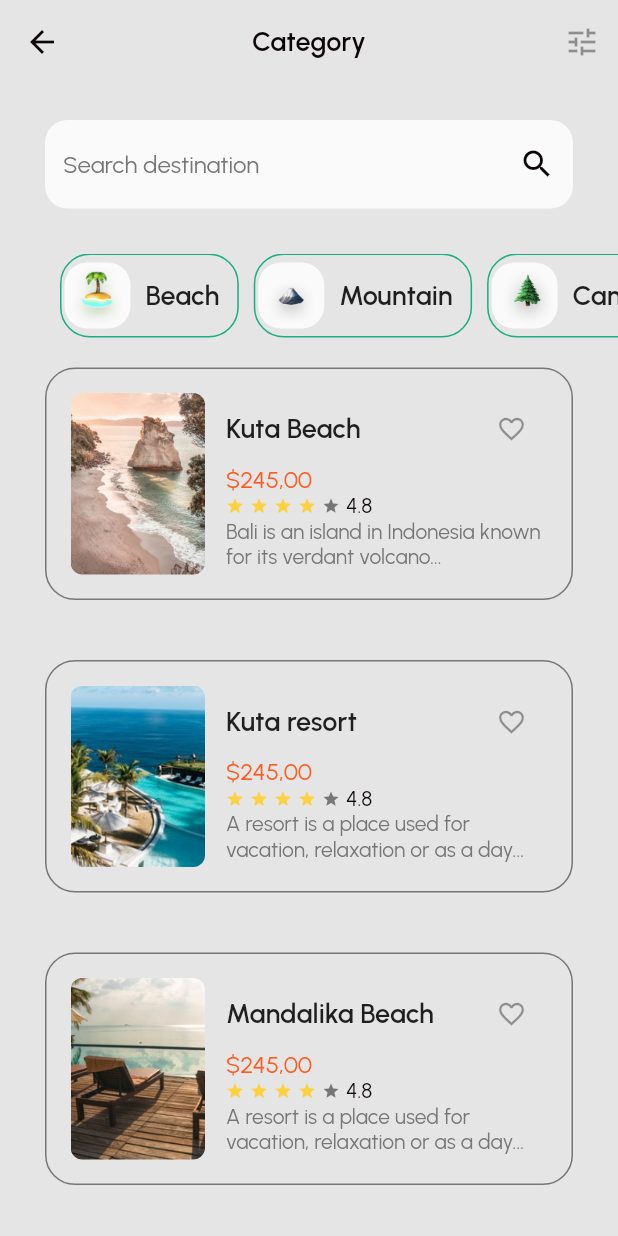
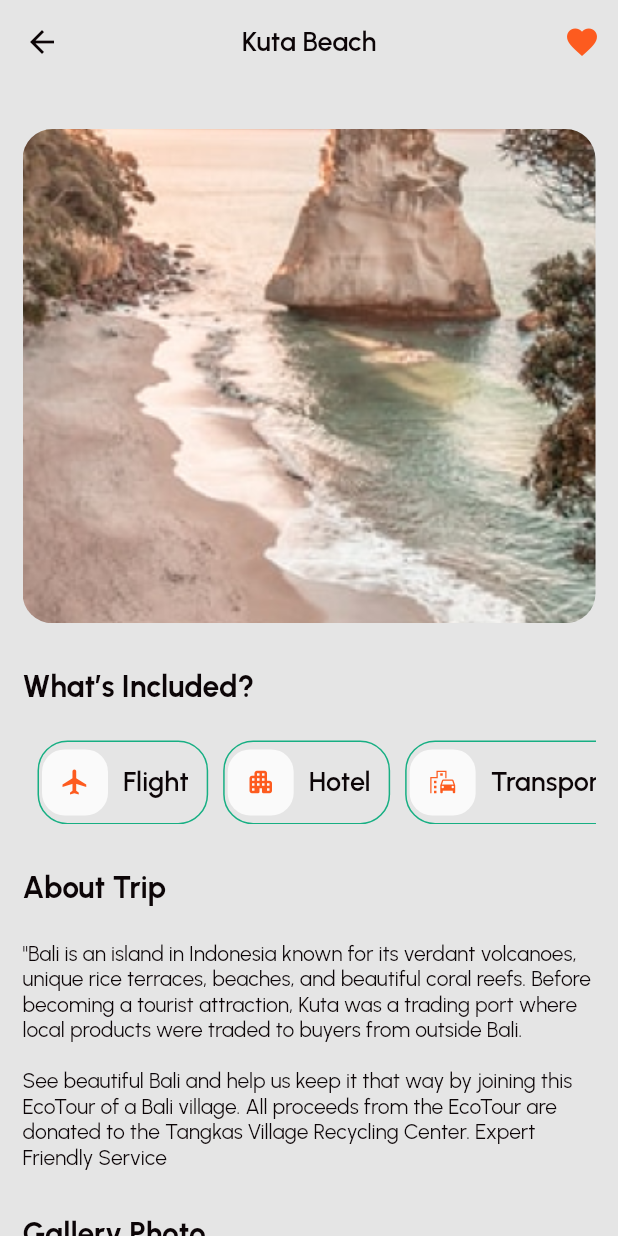
Before and after one commit to Masangula/travelling_kit_ui, a Flutter app: the screen it shows after launch, on a phone screen of 412 x 824 dp. Run offline on Flutter 3.47's test engine with Material 2 defaults, Android fonts, the phone set to English and light mode, and no system bars; our stand-ins replace get.

Commit message:
place profile start

```diff
--- a/lib/app/colors/application_theme.dart
+++ b/lib/app/colors/application_theme.dart
@@ -52,11 +52,11 @@ class ApplicationTheme {
       size: 20,
     ),
     textTheme:   TextTheme(
-      headline2: const TextStyle(
+      headline2:  TextStyle(
         fontFamily: 'Urbanist',
         fontSize: 20,
         fontWeight: FontWeight.w700,
-
+color:lightThemeColorScheme.onSurface,
       ),
       headline6: const TextStyle(
         fontFamily: 'Urbanist',
@@ -69,10 +69,11 @@ class ApplicationTheme {
         fontWeight: FontWeight.w500,
         color: lightThemeColorScheme.onSurface,
       ),
-      button: const TextStyle(
+      button:  TextStyle(
         fontFamily: 'Urbanist',
         fontSize: 18,
         fontWeight: FontWeight.w600,
+        color: lightThemeColorScheme.onSurface,
       ),
       caption: const TextStyle(
         fontFamily: 'Urbanist',
@@ -84,6 +85,7 @@ class ApplicationTheme {
         fontFamily: 'Urbanist',
         fontSize: 16,
         fontWeight: FontWeight.w500,
+
       ),
       headline1: const TextStyle(
           fontFamily: 'Urbanist',
@@ -114,13 +116,14 @@ class ApplicationTheme {
       color: ApplicationColors.greyWordsColor,
       size: 20,
     ),
-    textTheme: const TextTheme(
+    textTheme:  TextTheme(
       headline2: TextStyle(
         fontFamily: 'Urbanist',
         fontSize: 20,
         fontWeight: FontWeight.w700,
+        color:darkThemeColorScheme.onSurface,
       ),
-      headline6: TextStyle(
+      headline6: const TextStyle(
         fontFamily: 'Urbanist',
         fontSize: 18,
         fontWeight: FontWeight.w600,
@@ -129,24 +132,26 @@ class ApplicationTheme {
         fontFamily: 'Urbanist',
         fontSize: 14,
         fontWeight: FontWeight.w500,
+        color: darkThemeColorScheme.onSurface,
       ),
       button: TextStyle(
         fontFamily: 'Urbanist',
         fontSize: 18,
         fontWeight: FontWeight.w600,
+        color: darkThemeColorScheme.onSurface,
       ),
-      caption: TextStyle(
+      caption: const TextStyle(
         fontFamily: 'Urbanist',
         fontSize: 14,
         fontWeight: FontWeight.w400,
         color: ApplicationColors.greyWordsColor,
       ),
-      bodyText1: TextStyle(
+      bodyText1: const TextStyle(
         fontFamily: 'Urbanist',
         fontSize: 16,
         fontWeight: FontWeight.w500,
       ),
-      headline1: TextStyle(
+      headline1: const TextStyle(
           fontFamily: 'Urbanist',
           fontSize: 16,
           fontWeight: FontWeight.w500,
--- a/lib/app/modules/category_page/views/category_page_view.dart
+++ b/lib/app/modules/category_page/views/category_page_view.dart
@@ -24,7 +24,8 @@ class CategoryPageView extends GetView<CategoryPageController> {
           ),
         ],
       ),
-      body: Column(
+      body: SingleChildScrollView(
+        child: Column(
           children: [
             const SizedBox(
               height: 24,
@@ -32,6 +33,7 @@ class CategoryPageView extends GetView<CategoryPageController> {
             Padding(
               padding: const EdgeInsets.symmetric(horizontal: 30),
               child: TextField(
+                style: Get.theme.textTheme.caption,
                 decoration: InputDecoration(
                   fillColor: ApplicationColors.textfieldBackgroundColor,
                   border: OutlineInputBorder(
@@ -79,6 +81,7 @@ class CategoryPageView extends GetView<CategoryPageController> {
                     }))
           ],
         ),
+      ),
     );
   }
 
@@ -86,11 +89,12 @@ class CategoryPageView extends GetView<CategoryPageController> {
       String name, String description, String imageUrl) {
     return Padding(
       padding: const EdgeInsets.symmetric(
-        horizontal: 30,
-        vertical: 20,
+        horizontal: 15,
+        vertical: 10,
       ),
       child: Container(
         height: 155,
+        width: Get.width*0.9,
         padding: const EdgeInsets.all(16),
         decoration: BoxDecoration(
           borderRadius: BorderRadius.circular(20),
@@ -113,8 +117,8 @@ class CategoryPageView extends GetView<CategoryPageController> {
               width: 14,
             ),
             Container(
-              alignment: Alignment.center,
-              width: Get.width*0.52,
+              alignment: Alignment.centerLeft,
+              width: Get.width * 0.53,
               child: Column(
                 crossAxisAlignment: CrossAxisAlignment.start,
                 mainAxisAlignment: MainAxisAlignment.start,
@@ -122,11 +126,15 @@ class CategoryPageView extends GetView<CategoryPageController> {
                   Row(
                     mainAxisAlignment: MainAxisAlignment.spaceBetween,
                     children: [
-                      Text(
+                      Container(
+                        width: Get.width * 0.26,
+                        alignment: Alignment.center,
+                        child: Text(
                           name,
                           textAlign: TextAlign.left,
                           style: Get.theme.textTheme.button,
                           softWrap: true,
+                        ),
                       ),
                       const IconButton(
                         onPressed: null,
--- /dev/null
+++ b/lib/app/modules/place_profile/bindings/place_profile_binding.dart
@@ -0,0 +1,12 @@
+import 'package:get/get.dart';
+
+import '../controllers/place_profile_controller.dart';
+
+class PlaceProfileBinding extends Bindings {
+  @override
+  void dependencies() {
+    Get.lazyPut<PlaceProfileController>(
+      () => PlaceProfileController(),
+    );
+  }
+}
--- /dev/null
+++ b/lib/app/modules/place_profile/controllers/place_profile_controller.dart
@@ -0,0 +1,23 @@
+import 'package:get/get.dart';
+
+class PlaceProfileController extends GetxController {
+  //TODO: Implement PlaceProfileController
+
+  final count = 0.obs;
+  @override
+  void onInit() {
+    super.onInit();
+  }
+
+  @override
+  void onReady() {
+    super.onReady();
+  }
+
+  @override
+  void onClose() {
+    super.onClose();
+  }
+
+  void increment() => count.value++;
+}
--- /dev/null
+++ b/lib/app/modules/place_profile/views/place_profile_view.dart
@@ -0,0 +1,332 @@
+import 'package:flutter/material.dart';
+
+import 'package:get/get.dart';
+import 'package:travelling_kit_ui/app/colors/application_colors.dart';
+import 'package:travelling_kit_ui/app/modules/place_profile/views/service_model.dart';
+import 'package:travelling_kit_ui/app/modules/place_profile/views/user_review.dart';
+
+import '../controllers/place_profile_controller.dart';
+
+class PlaceProfileView extends GetView<PlaceProfileController> {
+  const PlaceProfileView({Key? key}) : super(key: key);
+  @override
+  Widget build(BuildContext context) {
+    return Scaffold(
+      appBar: AppBar(
+        leading: const BackButton(),
+        title: const Text('Kuta Beach'),
+        actions: [
+          IconButton(
+            onPressed: null,
+            icon: Icon(
+              Icons.favorite,
+              color: Get.theme.colorScheme.secondary,
+            ),
+          ),
+        ],
+      ),
+      body: SingleChildScrollView(
+        child: Padding(
+          padding: const EdgeInsets.symmetric(horizontal: 15),
+          child: Column(
+            crossAxisAlignment: CrossAxisAlignment.start,
+            children: [
+              buildSizedBox(30),
+              SizedBox(
+                height: Get.height * 0.4,
+                child: Stack(
+                  fit: StackFit.expand,
+                  children: [
+                    ClipRRect(
+                      borderRadius: BorderRadius.circular(20),
+                      child: Image.asset(
+                        'assets/images/kuta_beach.png',
+                        fit: BoxFit.cover,
+                      ),
+                    ),
+                  ],
+                ),
+              ),
+              buildSizedBox(30),
+              buildHeadlines('What’s Included?'),
+              buildSizedBox(24),
+              SizedBox(
+                height: 56,
+                child: ListView.builder(
+                  scrollDirection: Axis.horizontal,
+                  itemCount: Service.serviceList.length,
+                  itemBuilder: (context, index) {
+                    Service service = Service.serviceList[index];
+                    return buildOfforedServiceItem(
+                      service.serviceName,
+                      service.iconData,
+                    );
+                  },
+                ),
+              ),
+              buildSizedBox(30),
+              buildHeadlines('About Trip'),
+              buildSizedBox(24),
+              Text(
+                """"Bali is an island in Indonesia known for its verdant volcanoes, unique rice terraces, beaches, and beautiful coral reefs. Before becoming a tourist attraction, Kuta was a trading port where local products were traded to buyers from outside Bali.
+
+See beautiful Bali and help us keep it that way by joining this EcoTour of a Bali village. All proceeds from the EcoTour are donated to the Tangkas Village Recycling Center. Expert Friendly Service""",
+                style: Get.theme.textTheme.bodyText2,
+              ),
+              buildSizedBox(30),
+              buildHeadlines('Gallery Photo'),
+              buildSizedBox(24),
+              buildGalleryListView(),
+              buildSizedBox(30),
+              buildHeadlines('Location'),
+              buildSizedBox(24),
+              SizedBox(
+                height: 160,
+                width: Get.width * 0.8,
+              ),
+              Row(
+                mainAxisAlignment: MainAxisAlignment.spaceBetween,
+                children: [
+                  buildHeadlines('Review (99)'),
+                  Row(
+                    children: [
+                      const Icon(
+                        Icons.star,
+                        color: ApplicationColors.orangePrimaryColor,
+                        size: 25,
+                      ),
+                      const SizedBox(
+                        width: 5,
+                      ),
+                      buildHeadlines('4.8'),
+                    ],
+                  ),
+                ],
+              ),
+              buildSizedBox(24),
+              buildUserReviewListView(),
+            ],
+          ),
+        ),
+      ),
+    );
+  }
+
+  SizedBox buildUserReviewListView() {
+    return SizedBox(
+              height: 300,
+              child: ListView.builder(
+                itemCount: UserReview.userReviews.length,
+                itemBuilder: ((context, index) => Padding(
+                      padding: const EdgeInsets.only(bottom: 24),
+                      child: buildUserReviewItem(
+                          UserReview.userReviews[index].userName,
+                          UserReview.userReviews[index].imageUrl,
+                          UserReview.userReviews[index].reviewText),
+                    )),
+              ),
+            );
+  }
+
+  SizedBox buildUserReviewItem(
+    String userName,
+    String imageUrl,
+    String reviewText,
+  ) {
+    return SizedBox(
+      height: 110,
+      width: Get.width * 0.8,
+      child: Row(
+        crossAxisAlignment: CrossAxisAlignment.start,
+        mainAxisSize: MainAxisSize.max,
+        children: [
+          CircleAvatar(
+            radius: 20,
+            child: Image.asset(
+              imageUrl,
+              fit: BoxFit.cover,
+            ),
+          ),
+          const SizedBox(
+            width: 15,
+          ),
+          Column(
+            crossAxisAlignment: CrossAxisAlignment.start,
+            children: [
+              Row(
+                mainAxisSize: MainAxisSize.max,
+                mainAxisAlignment: MainAxisAlignment.spaceBetween,
+                children: [
+                  Text(
+                    userName,
+                    style: Get.theme.textTheme.headline6,
+                  ),
+                  Text(
+                    'Today',
+                    style: Get.theme.textTheme.caption,
+                  ),
+                ],
+              ),
+              buildSizedBox(5),
+              buildTotalStarRating(),
+              buildSizedBox(8),
+              SizedBox(
+                width: Get.width * 0.6,
+                child: Text(
+                  reviewText,
+                  softWrap: true,
+                  textAlign: TextAlign.justify,
+                  overflow: TextOverflow.ellipsis,
+                  maxLines: 3,
+                  style: Get.theme.textTheme.caption!.copyWith(
+                    color: Get.theme.colorScheme.onSurface,
+                  ),
+                ),
+              ),
+            ],
+          ),
+        ],
+      ),
+    );
+  }
+
+  Row buildTotalStarRating() {
+    return Row(
+      children: [
+        buildRatingStar(),
+        buildRatingStar(),
+        buildRatingStar(),
+        buildRatingStar(),
+        buildRatingStar()
+      ],
+    );
+  }
+
+  Padding buildRatingStar() {
+    return const Padding(
+      padding: EdgeInsets.only(right: 4.0),
+      child: Icon(
+        Icons.star,
+        color: ApplicationColors.orangePrimaryColor,
+        size: 18,
+      ),
+    );
+  }
+
+  SizedBox buildSizedBox(double height) {
+    return SizedBox(
+      height: height,
+    );
+  }
+
+  SizedBox buildGalleryListView() {
+    return SizedBox(
+      height: 94,
+      child: ListView.builder(
+        scrollDirection: Axis.horizontal,
+        itemCount: 3,
+        itemBuilder: (context, index) {
+          return index != 2
+              ? ClipRRect(
+                  borderRadius: BorderRadius.circular(20),
+                  child: Padding(
+                    padding: const EdgeInsets.only(right: 20),
+                    child: SizedBox(
+                      width: 92,
+                      height: 92,
+                      child: Image.asset(
+                        Service.listOfPics[index],
+                        fit: BoxFit.cover,
+                      ),
+                    ),
+                  ),
+                )
+              : Padding(
+                  padding: const EdgeInsets.only(right: 20),
+                  child: SizedBox(
+                      width: 92,
+                      height: 92,
+                      child: Stack(
+                        fit: StackFit.expand,
+                        children: [
+                          ClipRRect(
+                            borderRadius: BorderRadius.circular(20),
+                            child: Image.asset(Service.listOfPics[index]),
+                          ),
+                          Container(
+                            decoration: BoxDecoration(
+                              borderRadius: BorderRadius.circular(20),
+                              color: ApplicationColors.blackWordsColor
+                                  .withOpacity(0.3),
+                            ),
+                            alignment: Alignment.center,
+                            child: Text(
+                              '+20',
+                              style: Get.theme.textTheme.headline2!.copyWith(
+                                color: ApplicationColors.whiteBackgroundColor,
+                              ),
+                            ),
+                          ),
+                        ],
+                      )),
+                );
+        },
+      ),
+    );
+  }
+
+  Text buildHeadlines(String headline) {
+    return Text(
+      headline,
+      style: Get.theme.textTheme.headline2,
+    );
+  }
+
+  Padding buildOfforedServiceItem(String categotyName, IconData iconData) {
+    return Padding(
+      padding: const EdgeInsets.only(left: 10.0),
+      child: Container(
+        height: 54,
+        decoration: BoxDecoration(
+          borderRadius: BorderRadius.circular(20),
+          border: Border.all(
+            color: ApplicationColors.selectedCategoryColor,
+            width: 1,
+          ),
+        ),
+        padding: const EdgeInsets.all(2),
+        child: Row(
+          mainAxisSize: MainAxisSize.min,
+          children: [
+            Container(
+              height: 44,
+              width: 44,
+              decoration: BoxDecoration(
+                color: ApplicationColors.textfieldBackgroundColor,
+                borderRadius: BorderRadius.circular(15),
+              ),
+              child: SizedBox(
+                height: 24,
+                width: 24,
+                child: Icon(
+                  iconData,
+                  color: ApplicationColors.redSecondaryColor,
+                ),
+              ),
+            ),
+            const SizedBox(
+              width: 10,
+            ),
+            Text(
+              categotyName,
+              style: Get.theme.textTheme.button,
+            ),
+            const SizedBox(
+              width: 10,
+            ),
+          ],
+        ),
+      ),
+    );
+  }
+}
--- /dev/null
+++ b/lib/app/modules/place_profile/views/service_model.dart
@@ -0,0 +1,22 @@
+import 'package:flutter/Material.dart';
+
+class Service {
+  final String serviceName;
+  final IconData iconData;
+
+  const Service({required this.serviceName, required this.iconData});
+
+  static const serviceList = [
+    Service(serviceName: 'Flight', iconData: Icons.flight_outlined),
+    Service(serviceName: 'Hotel', iconData: Icons.apartment_rounded),
+    Service(
+        serviceName: 'Transportation',
+        iconData: Icons.emoji_transportation_outlined),
+  ];
+
+  static const listOfPics = [
+    'assets/images/kuta_beach_1.png',
+    'assets/images/kuta_beach_2.png',
+    'assets/images/kuta_beach_3.png',
+  ];
+}
--- /dev/null
+++ b/lib/app/modules/place_profile/views/user_review.dart
@@ -0,0 +1,30 @@
+class UserReview {
+  final String userName;
+  final String imageUrl;
+  final String reviewText;
+
+  const UserReview(
+      {required this.userName,
+      required this.imageUrl,
+      required this.reviewText});
+  static const userReviews = [
+    UserReview(
+      userName: 'Yelena Belova',
+      imageUrl: 'assets/images/user_1.png',
+      reviewText:
+          'Pretty nice. The entrance is quite far from the parking lot but wouldnt be much of a problem if it wasnt raining. Love the interior :)',
+    ),
+    UserReview(
+      userName: 'James Mulner',
+      imageUrl: 'assets/images/user_2.png',
+      reviewText:
+          'Ketut offering supports to almost every cases, always reachable and was really helpful. definitely value for money stay!',
+    ),
+    UserReview(
+      userName: 'Mark Travor',
+      imageUrl: 'assets/images/user_3.png',
+      reviewText:
+          'A really great place and amazing work place, I really love staying there! Will definitely come back!',
+    ),
+  ];
+}
--- a/lib/app/routes/app_pages.dart
+++ b/lib/app/routes/app_pages.dart
@@ -2,6 +2,9 @@ import 'package:get/get.dart';
 
 import '../modules/category_page/bindings/category_page_binding.dart';
 import '../modules/category_page/views/category_page_view.dart';
+import '../modules/place_profile/bindings/place_profile_binding.dart';
+import '../modules/place_profile/views/place_profile_view.dart';
+
 // ignore_for_file: constant_identifier_names
 
 part 'app_routes.dart';
@@ -9,7 +12,7 @@ part 'app_routes.dart';
 class AppPages {
   AppPages._();
 
-  static const INITIAL = Routes.CATEGORY_PAGE;
+  static const INITIAL = Routes.PLACE_PROFILE;
 
   static final routes = [
     GetPage(
@@ -17,5 +20,10 @@ class AppPages {
       page: () => const CategoryPageView(),
       binding: CategoryPageBinding(),
     ),
+    GetPage(
+      name: _Paths.PLACE_PROFILE,
+      page: () => const PlaceProfileView(),
+      binding: PlaceProfileBinding(),
+    ),
   ];
 }
--- a/lib/app/routes/app_routes.dart
+++ b/lib/app/routes/app_routes.dart
@@ -6,9 +6,11 @@ part of 'app_pages.dart';
 abstract class Routes {
   Routes._();
   static const CATEGORY_PAGE = _Paths.CATEGORY_PAGE;
+  static const PLACE_PROFILE = _Paths.PLACE_PROFILE;
 }
 
 abstract class _Paths {
   _Paths._();
   static const CATEGORY_PAGE = '/category-page';
+  static const PLACE_PROFILE = '/place-profile';
 }
--- a/lib/main.dart
+++ b/lib/main.dart
@@ -1,4 +1,5 @@
 import 'package:flutter/material.dart';
+import 'package:flutter/services.dart';
 
 import 'package:get/get.dart';
 import 'package:travelling_kit_ui/app/colors/application_theme.dart';
@@ -6,6 +7,9 @@ import 'package:travelling_kit_ui/app/colors/application_theme.dart';
 import 'app/routes/app_pages.dart';
 
 void main() {
+  WidgetsFlutterBinding.ensureInitialized();
+  SystemChrome.setPreferredOrientations([DeviceOrientation.portraitUp])
+      .then((_) {
     runApp(
       GetMaterialApp(
         title: "Travelling Kit UI",
@@ -15,7 +19,7 @@ void main() {
         theme: ApplicationTheme.lightTheme,
         themeMode: ThemeMode.system,
         debugShowCheckedModeBanner: false,
-
       ),
     );
+  });
 }
```
Also changed, not shown: assets/images/kuta_beach_1.png (added), assets/images/kuta_beach_2.png (added), assets/images/kuta_beach_3.png (added), assets/images/user_1.png (added), assets/images/user_2.png (added), assets/images/user_3.png (added). Lines whose indentation alone changed are shown as unchanged.
